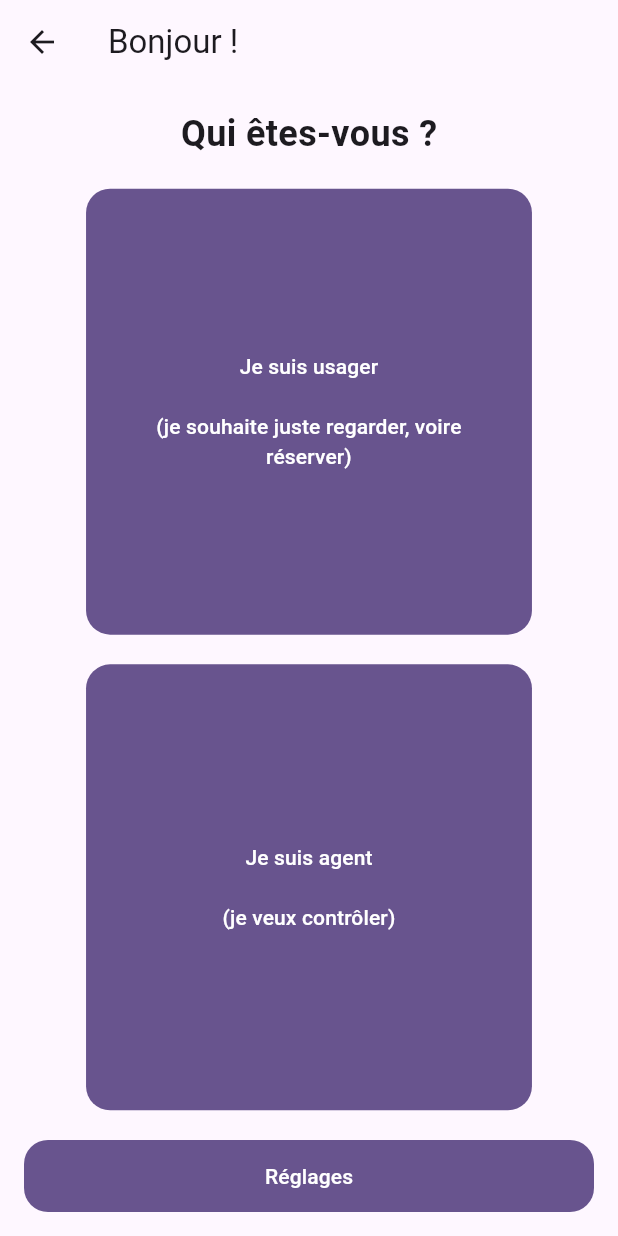
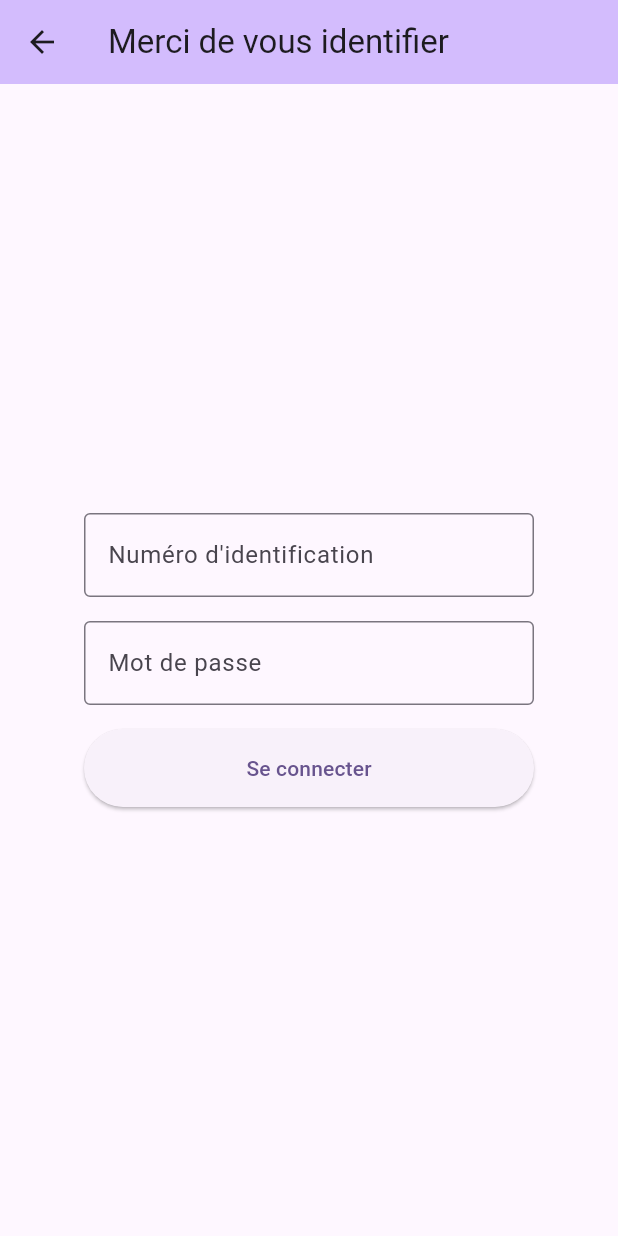
Before and after one commit to clippy20260922/7360, a Flutter app: the EcranDAccueil screen opened directly, after a tap on an icon or button, on a phone screen of 412 x 824 dp. Run offline on Flutter 3.47's test engine with Material 3 defaults, Android fonts, the phone set to English and light mode, and no system bars.

Commit message:
feat(client): ajoute page connexion agent

```diff
--- /dev/null
+++ b/client7360/lib/page_agent.dart
@@ -0,0 +1,50 @@
+import 'package:flutter/material.dart';
+
+class PageAgent extends StatelessWidget {
+  const PageAgent({super.key});
+
+  @override
+  Widget build(BuildContext context) {
+    return Scaffold(
+      appBar: AppBar(
+        title: const Text('Merci de vous identifier'),
+        backgroundColor: Theme.of(context).colorScheme.inversePrimary,
+      ),
+      body: Center(
+        child: SizedBox(
+          width: 300,
+          child: Column(
+            mainAxisSize: MainAxisSize.min,
+            children: [
+              const TextField(
+                decoration: InputDecoration(
+                  border: OutlineInputBorder(),
+                  hintText: '####',
+                  labelText: 'Numéro d\'identification',
+                ),
+              ),
+              const SizedBox(height: 16),
+              const TextField(
+                obscureText: true,
+                decoration: InputDecoration(
+                  border: OutlineInputBorder(),
+                  // hintText: 'Mot de passe',
+                  labelText: 'Mot de passe',
+                ),
+              ),
+              const SizedBox(height: 16),
+              SizedBox(
+                width: double.infinity,
+                height: 52,
+                child: ElevatedButton(
+                  onPressed: () {},
+                  child: const Text('Se connecter'),
+                ),
+              ),
+            ],
+          ),
+        ),
+      ),
+    );
+  }
+}
--- a/client7360/lib/écran_daccueil.dart
+++ b/client7360/lib/écran_daccueil.dart
@@ -3,6 +3,7 @@ import 'dart:math' as math;
 import 'package:flutter/material.dart';
 
 import 'chercher_un_parking.dart';
+import 'page_agent.dart';
 
 class EcranDAccueil extends StatelessWidget {
   const EcranDAccueil({super.key});
@@ -59,7 +60,14 @@ class EcranDAccueil extends StatelessWidget {
                         dimension: buttonSize,
                         child: FilledButton(
                           style: buttonStyle,
-                          onPressed: () {},
+                          onPressed: () {
+                            Navigator.push(
+                              context,
+                              MaterialPageRoute(
+                                builder: (context) => const PageAgent(),
+                              ),
+                            );
+                          },
                           child: const Text(
                             'Je suis agent \n \n'
                             '(je veux contrôler)',
```
